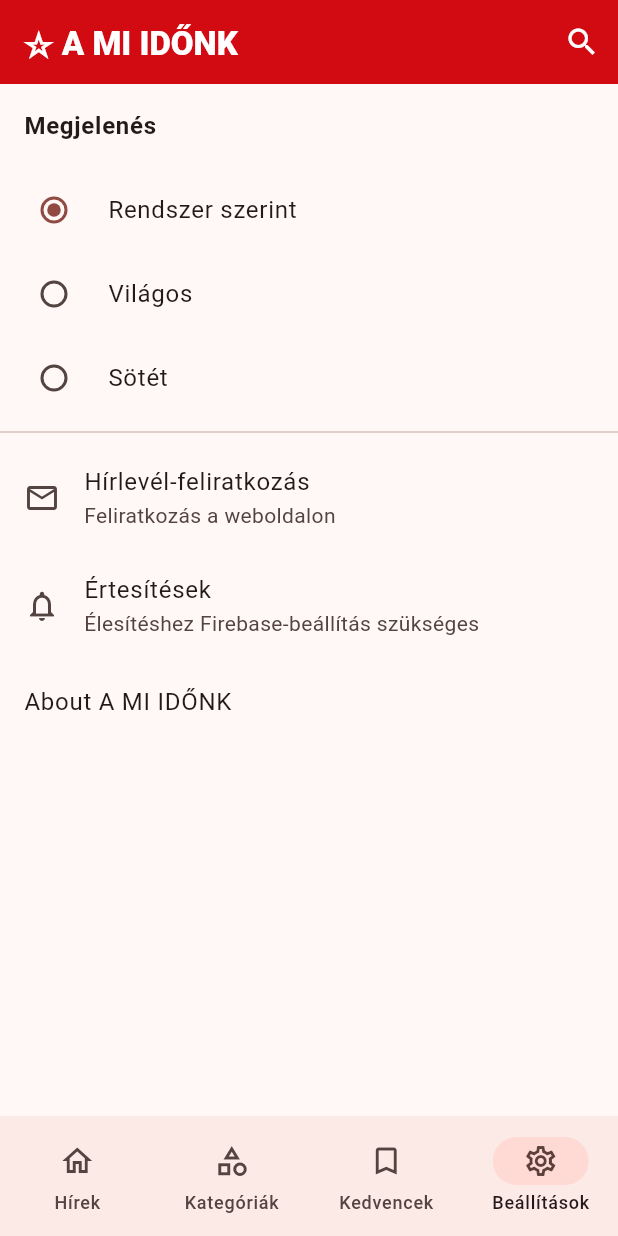
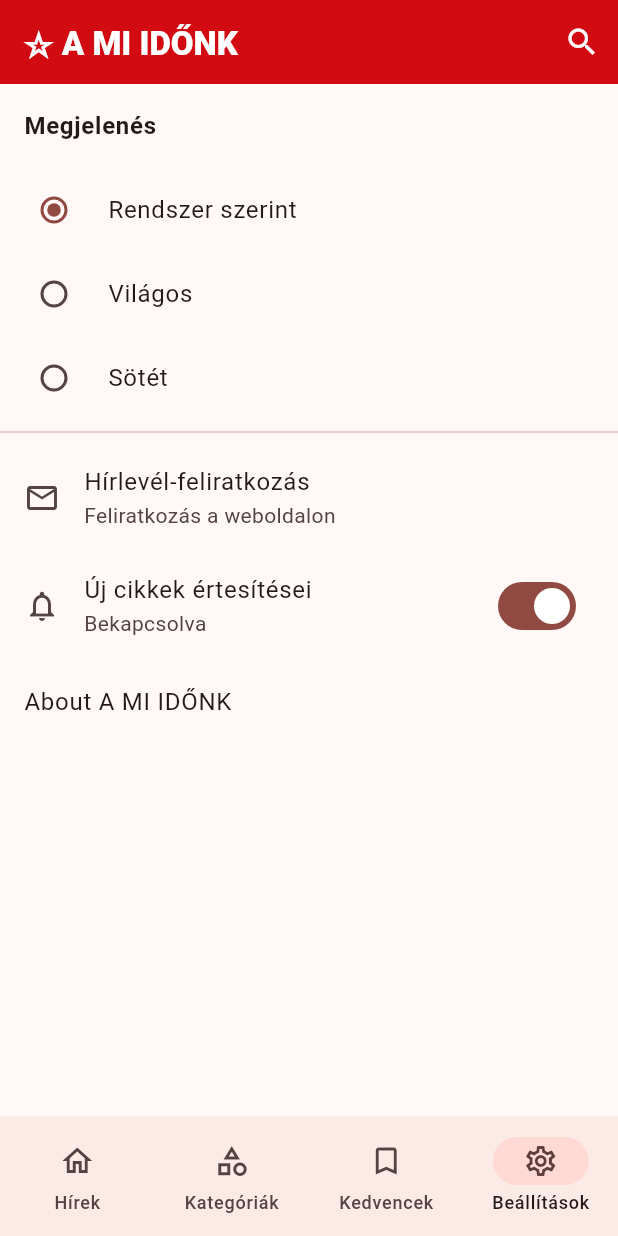
Before and after one commit to demanufacture13/a-mi-idonk-app, a Flutter app: the screen it shows after launch, item 4 of the bottom bar chosen, after a tap on "Hírlevél-feliratkozás", on a phone screen of 412 x 824 dp. Run offline on Flutter 3.47's test engine with Material 3 defaults, Android fonts, the phone set to English and light mode, and no system bars; our stand-ins replace firebase_core, firebase_messaging, flutter_tts, shared_preferences, webview_flutter; accounts and stored records are empty; network calls fail.

Commit message:
Update main.dart

```diff
--- a/amiidonk_apk_build/lib/main.dart
+++ b/amiidonk_apk_build/lib/main.dart
@@ -1,4 +1,5 @@
 import 'dart:convert';
+import 'dart:async';
 import 'package:flutter/material.dart';
 import 'package:http/http.dart' as http;
 import 'package:shared_preferences/shared_preferences.dart';
@@ -20,19 +21,9 @@ const newsletterUrl = '$baseUrl';
 Future<void> main() async {
   WidgetsFlutterBinding.ensureInitialized();
   await Firebase.initializeApp();
-
-  final settings = await FirebaseMessaging.instance.requestPermission(
-    alert: true,
-    badge: true,
-    sound: true,
-  );
-
-  if (settings.authorizationStatus == AuthorizationStatus.authorized) {
-    await FirebaseMessaging.instance.subscribeToTopic('uj_cikkek');
-  }
-
   runApp(const NewsApp());
 }
+
 String plain(String markup) => html_parser.parse(markup).body?.text.replaceAll(RegExp(r'\s+'), ' ').trim() ?? '';
 
 // WordPress lazy-loading images often keep the actual URL in data-src,
@@ -85,29 +76,20 @@ String imageFor(dynamic post) {
 
 Future<void> openNotificationArticle(RemoteMessage message) async {
   final postId = message.data['post_id'];
-
-  if (postId == null || postId.isEmpty) return;
+  if (postId == null || !RegExp(r'^\d+$').hasMatch(postId)) return;
 
   try {
     final response = await http.get(
       Uri.parse('$baseUrl/wp-json/wp/v2/posts/$postId'),
-    );
-
+    ).timeout(const Duration(seconds: 18));
     if (response.statusCode != 200) {
       debugPrint('A cikk nem tölthető be: ${response.statusCode}');
       return;
     }
-
     final post = jsonDecode(response.body);
-
     final navigator = notificationNavigatorKey.currentState;
     if (navigator == null) return;
-
-    navigator.push(
-      MaterialPageRoute(
-        builder: (_) => ArticlePage(post: post),
-      ),
-    );
+    navigator.push(MaterialPageRoute(builder: (_) => ArticlePage(post: post)));
   } catch (error) {
     debugPrint('Hiba az értesítés megnyitásakor: $error');
   }
@@ -119,30 +101,144 @@ class NewsApp extends StatefulWidget {
 }
 class _NewsAppState extends State<NewsApp> {
   ThemeMode mode = ThemeMode.system;
-  @override void initState() { super.initState(); _load(); }
+  bool notificationsEnabled = false;
+  bool notificationsBusy = true;
+  bool notificationsAllowed = true;
+  StreamSubscription<RemoteMessage>? notificationTapSubscription;
+
+  @override
+  void initState() {
+    super.initState();
+    _load();
+    WidgetsBinding.instance.addPostFrameCallback((_) {
+      _initializeNotifications();
+    });
+  }
+
   Future<void> _load() async {
     final p = await SharedPreferences.getInstance();
-    if (mounted) setState(() => mode = ThemeMode.values[p.getInt('theme') ?? 0]);
+    final savedMode = p.getInt('theme') ?? 0;
+    if (mounted) {
+      setState(() => mode = savedMode >= 0 && savedMode < ThemeMode.values.length
+          ? ThemeMode.values[savedMode] : ThemeMode.system);
+    }
   }
+
+  Future<void> _initializeNotifications() async {
+    notificationTapSubscription = FirebaseMessaging.onMessageOpenedApp.listen(
+      (message) { openNotificationArticle(message); },
+    );
+    try {
+      final prefs = await SharedPreferences.getInstance();
+      // Meglévő felhasználóknál alapértelmezésben bekapcsolva marad.
+      final enabled = prefs.getBool('push_enabled') ?? true;
+      if (enabled) {
+        await _subscribeToNotifications();
+      } else {
+        await FirebaseMessaging.instance.unsubscribeFromTopic('uj_cikkek');
+      }
+      if (mounted) setState(() { notificationsEnabled = enabled; notificationsBusy = false; });
+    } catch (error) {
+      debugPrint('Értesítések indítási hibája: $error');
+      if (mounted) setState(() { notificationsBusy = false; notificationsEnabled = false; });
+    }
+
+    // Ha az alkalmazás értesítésre koppintással indult, a főoldal
+    // felépülése után nyitjuk meg a cikket.
+    try {
+      final initialMessage = await FirebaseMessaging.instance.getInitialMessage();
+      if (initialMessage != null && mounted) {
+        WidgetsBinding.instance.addPostFrameCallback((_) {
+          if (mounted) openNotificationArticle(initialMessage);
+        });
+      }
+    } catch (error) {
+      debugPrint('Indító értesítés hibája: $error');
+    }
+  }
+
+  Future<void> _subscribeToNotifications() async {
+    final settings = await FirebaseMessaging.instance.requestPermission(
+      alert: true, badge: true, sound: true,
+    );
+    final allowed = settings.authorizationStatus == AuthorizationStatus.authorized ||
+        settings.authorizationStatus == AuthorizationStatus.provisional;
+    if (!allowed) {
+      if (mounted) setState(() => notificationsAllowed = false);
+      throw StateError('A rendszerben nincs engedélyezve az értesítés.');
+    }
+    if (mounted) setState(() => notificationsAllowed = true);
+    await FirebaseMessaging.instance.subscribeToTopic('uj_cikkek');
+  }
+
+  Future<void> setNotifications(bool enabled) async {
+    if (notificationsBusy) return;
+    setState(() => notificationsBusy = true);
+    try {
+      if (enabled) {
+        await _subscribeToNotifications();
+      } else {
+        await FirebaseMessaging.instance.unsubscribeFromTopic('uj_cikkek');
+      }
+      final prefs = await SharedPreferences.getInstance();
+      await prefs.setBool('push_enabled', enabled);
+      if (mounted) setState(() => notificationsEnabled = enabled);
+    } catch (error) {
+      debugPrint('Értesítési beállítás hibája: $error');
+      if (mounted) {
+        ScaffoldMessenger.of(context).showSnackBar(SnackBar(
+          content: Text('Nem sikerült módosítani az értesítéseket: $error'),
+        ));
+      }
+    } finally {
+      if (mounted) setState(() => notificationsBusy = false);
+    }
+  }
+
   Future<void> setMode(ThemeMode value) async {
     final p = await SharedPreferences.getInstance();
     await p.setInt('theme', value.index);
-    setState(() => mode = value);
+    if (mounted) setState(() => mode = value);
   }
-  @override Widget build(BuildContext context) => MaterialApp(
+
+  @override
+  void dispose() {
+    notificationTapSubscription?.cancel();
+    super.dispose();
+  }
+
+  @override
+  Widget build(BuildContext context) => MaterialApp(
     navigatorKey: notificationNavigatorKey,
-    title:'A MI IDŐNK', debugShowCheckedModeBanner:false,
-    themeMode:mode,
-    theme:ThemeData(useMaterial3:true,colorSchemeSeed:brandRed,brightness:Brightness.light,appBarTheme:const AppBarTheme(backgroundColor:brandRed,foregroundColor:Colors.white)),
-    darkTheme:ThemeData(useMaterial3:true,colorSchemeSeed:brandRed,brightness:Brightness.dark),
-    home: HomePage(mode:mode,onMode:setMode),
+    title: 'A MI IDŐNK',
+    debugShowCheckedModeBanner: false,
+    themeMode: mode,
+    theme: ThemeData(useMaterial3: true, colorSchemeSeed: brandRed,
+        brightness: Brightness.light,
+        appBarTheme: const AppBarTheme(backgroundColor: brandRed, foregroundColor: Colors.white)),
+    darkTheme: ThemeData(useMaterial3: true, colorSchemeSeed: brandRed,
+        brightness: Brightness.dark),
+    home: HomePage(
+      mode: mode,
+      onMode: setMode,
+      notificationsEnabled: notificationsEnabled,
+      notificationsBusy: notificationsBusy,
+      notificationsAllowed: notificationsAllowed,
+      onNotificationsChanged: setNotifications,
+    ),
   );
 }
 
 class HomePage extends StatefulWidget {
   final ThemeMode mode;
   final ValueChanged<ThemeMode> onMode;
-  const HomePage({super.key,required this.mode,required this.onMode});
+  final bool notificationsEnabled;
+  final bool notificationsBusy;
+  final bool notificationsAllowed;
+  final ValueChanged<bool> onNotificationsChanged;
+  const HomePage({super.key, required this.mode, required this.onMode,
+    required this.notificationsEnabled, required this.notificationsBusy,
+    required this.notificationsAllowed, required this.onNotificationsChanged});
   @override State<HomePage> createState() => _HomePageState();
 }
 class _HomePageState extends State<HomePage> {
@@ -180,7 +276,17 @@ class _HomePageState extends State<HomePage> {
     RadioListTile<ThemeMode>(title:const Text('Világos'),value:ThemeMode.light,groupValue:widget.mode,onChanged:(v)=>widget.onMode(v!)),
     RadioListTile<ThemeMode>(title:const Text('Sötét'),value:ThemeMode.dark,groupValue:widget.mode,onChanged:(v)=>widget.onMode(v!)),
     const Divider(),ListTile(leading:const Icon(Icons.mail_outline),title:const Text('Hírlevél-feliratkozás'),subtitle:const Text('Feliratkozás a weboldalon'),onTap:()=>launchUrl(Uri.parse(newsletterUrl),mode:LaunchMode.externalApplication)),
-    const ListTile(leading:Icon(Icons.notifications_outlined),title:Text('Értesítések'),subtitle:Text('Élesítéshez Firebase-beállítás szükséges')),
+    SwitchListTile(
+      secondary: const Icon(Icons.notifications_outlined),
+      title: const Text('Új cikkek értesítései'),
+      subtitle: Text(widget.notificationsBusy
+          ? 'Beállítás folyamatban…'
+          : !widget.notificationsAllowed && !widget.notificationsEnabled
+              ? 'Engedélyezd az értesítéseket a készülék beállításaiban.'
+              : widget.notificationsEnabled ? 'Bekapcsolva' : 'Kikapcsolva'),
+      value: widget.notificationsEnabled,
+      onChanged: widget.notificationsBusy ? null : widget.onNotificationsChanged,
+    ),
     const AboutListTile(applicationName:'A MI IDŐNK',applicationVersion:'1.0.0'),
   ]);
 }
```
